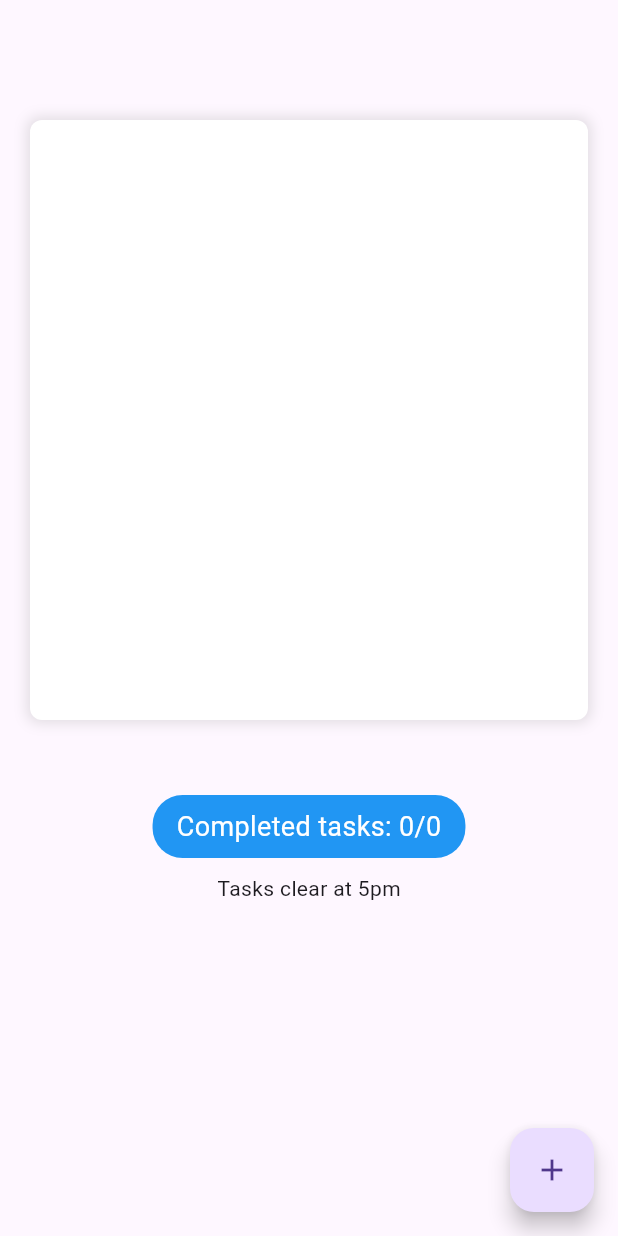
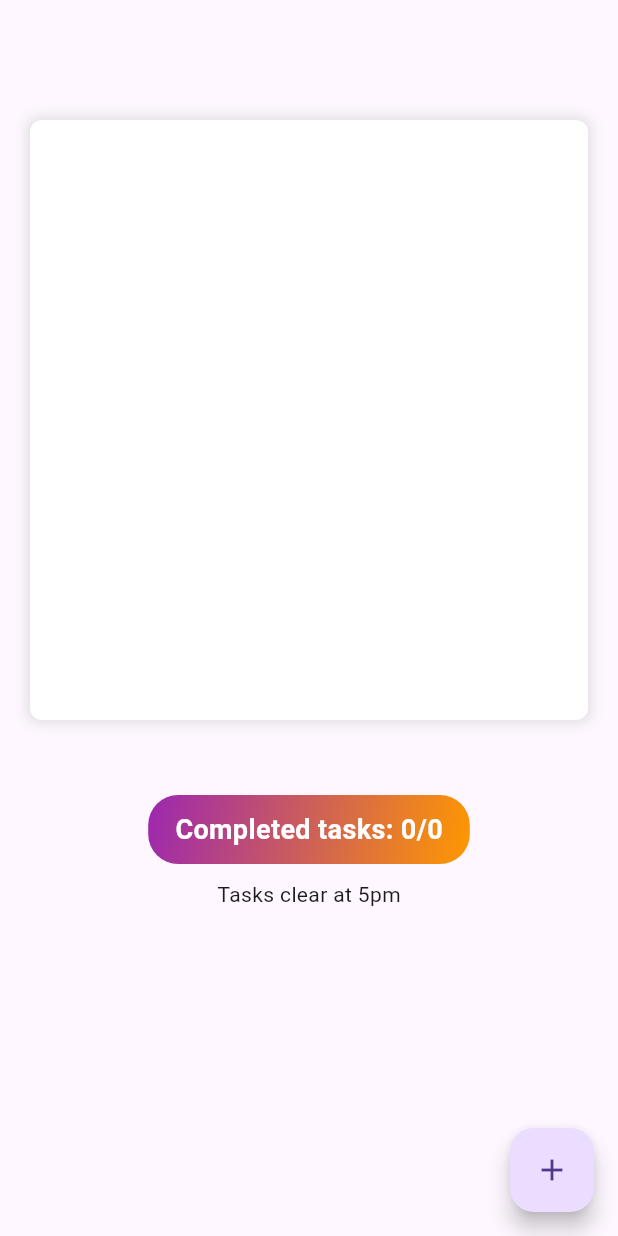
Before and after one commit to matthewincardona/task-manager, a Flutter app: the screen it shows after launch, on a phone screen of 412 x 824 dp. Run offline on Flutter 3.47's test engine with Material 3 defaults, Android fonts, the phone set to English and light mode, and no system bars; our stand-ins replace shared_preferences.

Commit message:
Add a gradient to completed task text

```diff
--- a/lib/view/todo_view.dart
+++ b/lib/view/todo_view.dart
@@ -120,9 +120,13 @@ class CountdownView extends StatelessWidget {
         return Column(
           children: [
             Container(
-              padding: const EdgeInsets.symmetric(horizontal: 16, vertical: 8),
+              padding: const EdgeInsets.symmetric(horizontal: 18, vertical: 10),
               margin: const EdgeInsets.only(bottom: 10),
               decoration: BoxDecoration(
+                gradient: const LinearGradient(
+                    begin: Alignment.topLeft,
+                    end: Alignment.bottomRight,
+                    colors: [Colors.purple, Colors.orange]),
                 color: Colors.blue,
                 borderRadius: BorderRadius.circular(20),
               ),
@@ -131,6 +135,7 @@ class CountdownView extends StatelessWidget {
                 style: const TextStyle(
                   color: Colors.white,
                   fontSize: 18,
+                  fontWeight: FontWeight.bold,
                 ),
               ),
             ),
```
